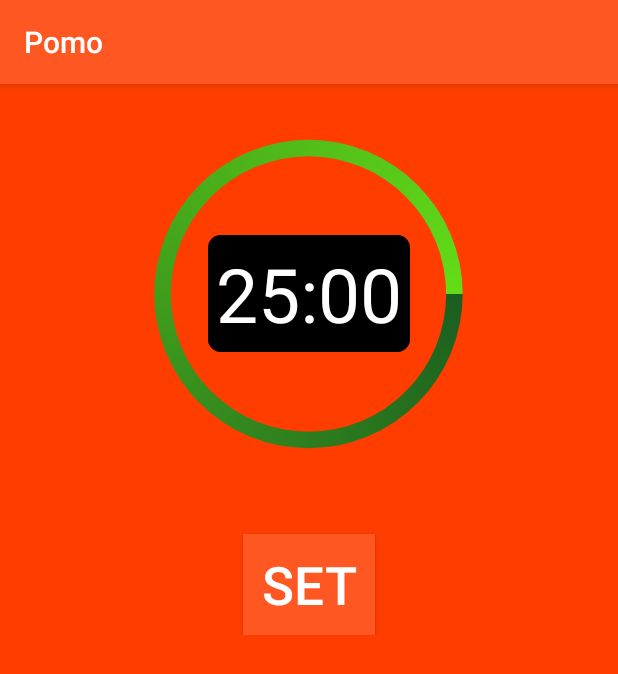
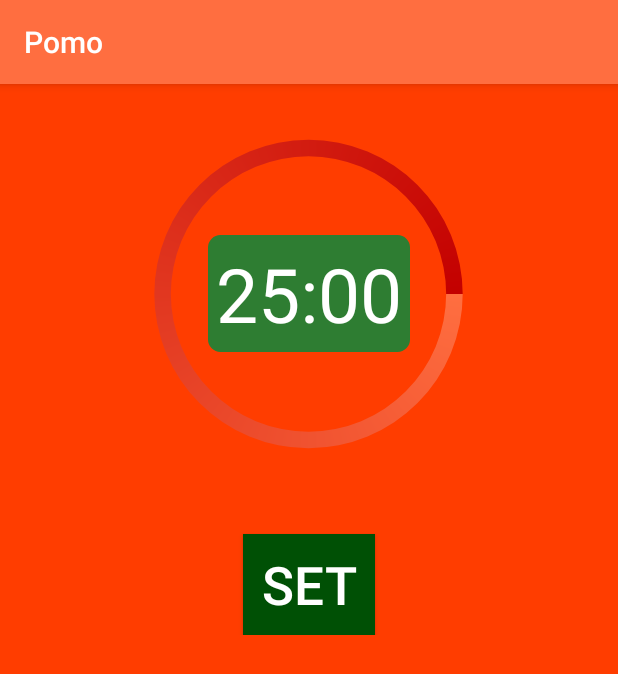
Before and after one commit to Aditya-Sood/Pomo-Android-App, an Android app: the screen it shows after launch (MainActivity), on a phone screen of 412 x 824 dp. Shown: the top 674 px of the screen. Run offline under Robolectric (Android 15) with nearby library versions, the phone set to English and light mode, and no system bars.

Commit message:
Change colour scheme

```diff
--- a/app/src/main/res/values/colors.xml
+++ b/app/src/main/res/values/colors.xml
@@ -1,13 +1,13 @@
 <?xml version="1.0" encoding="utf-8"?>
 <resources>
-    <color name="colorPrimary">#FF5722</color>
-    <color name="colorPrimaryDark">#DD2C00</color>
+    <color name="colorPrimary">#ff6e40</color>
+    <color name="colorPrimaryDark">#c53d13</color>
     <color name="colorAccent">#FF4081</color>
     <color name="appBackground">#FF3D00</color>
-    <color name="timerBackground">#000000</color>
-    <color name="buttonBackground">#FF5722</color>
-    <color name="progFull">#64DD17</color>
-    <color name="progEmpty">#1B5E20</color>
+    <color name="timerBackground">#2e7d32</color>
+    <color name="buttonBackground">#005005</color>
+    <color name="progFull">#c30000</color>
+    <color name="progEmpty">#ff6e40</color>
     <color name="textColor">#FFFFFF</color>
 
 </resources>
```
